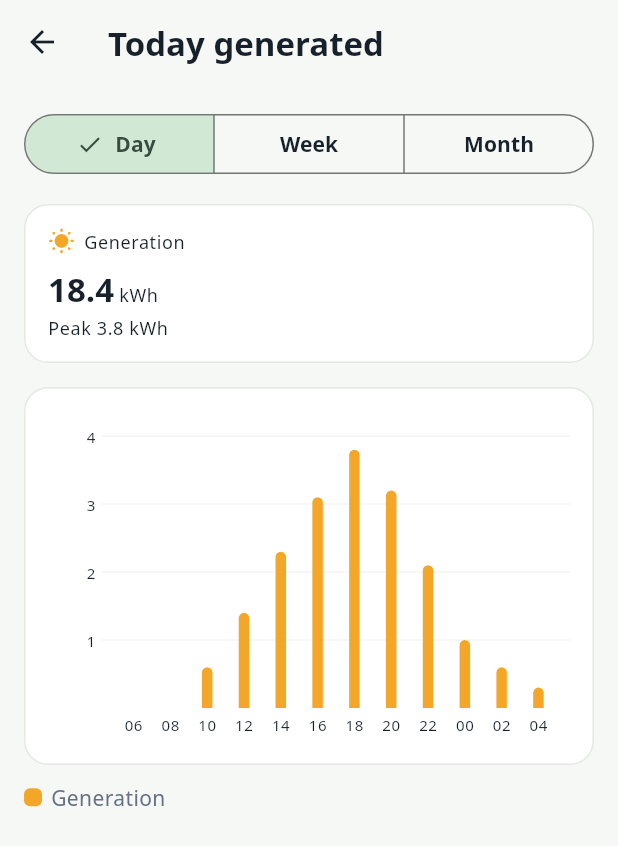
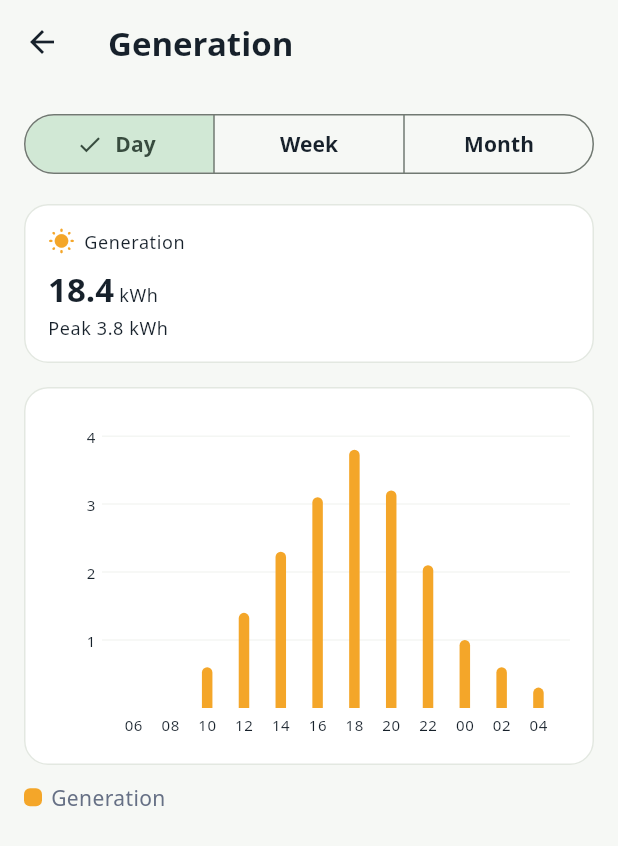
Before and after one commit to 15185176657/hnapp, a Flutter app: the EnergyDetailPage screen opened directly, on a phone screen of 412 x 824 dp. Shown: the top 846 px of the screen. Run offline on Flutter 3.47's test engine with Material 3 defaults, Android fonts, the phone set to English and light mode, and no system bars; drawn by our look-alikes of fl_chart; our stand-ins replace dio, shared_preferences; accounts and stored records are empty; Roboto replaces fonts that are missing (Noto Sans).

Commit message:
Make metric required; use generation title for energy detail

```diff
--- a/lib/features/detail/energy_detail_page.dart
+++ b/lib/features/detail/energy_detail_page.dart
@@ -62,7 +62,7 @@ class _EnergyDetailPageState extends State<EnergyDetailPage> {
   Widget build(BuildContext context) {
     final l10n = AppLocalizations.of(context);
     return Scaffold(
-      appBar: AppBar(title: Text(l10n.metricTodayGenerated)),
+      appBar: AppBar(title: Text(l10n.legendGeneration)),
       body: RefreshIndicator(
         onRefresh: _load,
         child: ListView(
--- a/lib/features/detail/power_detail_page.dart
+++ b/lib/features/detail/power_detail_page.dart
@@ -14,7 +14,7 @@ enum PowerMetric { pv, load }
 /// Detail page showing a single power metric (PV power OR load power) as a line
 /// chart with Day / Week / Month granularity tabs.
 class PowerDetailPage extends StatefulWidget {
-  const PowerDetailPage({super.key, this.metric = PowerMetric.pv});
+  const PowerDetailPage({super.key, required this.metric});
 
   final PowerMetric metric;
 
```
